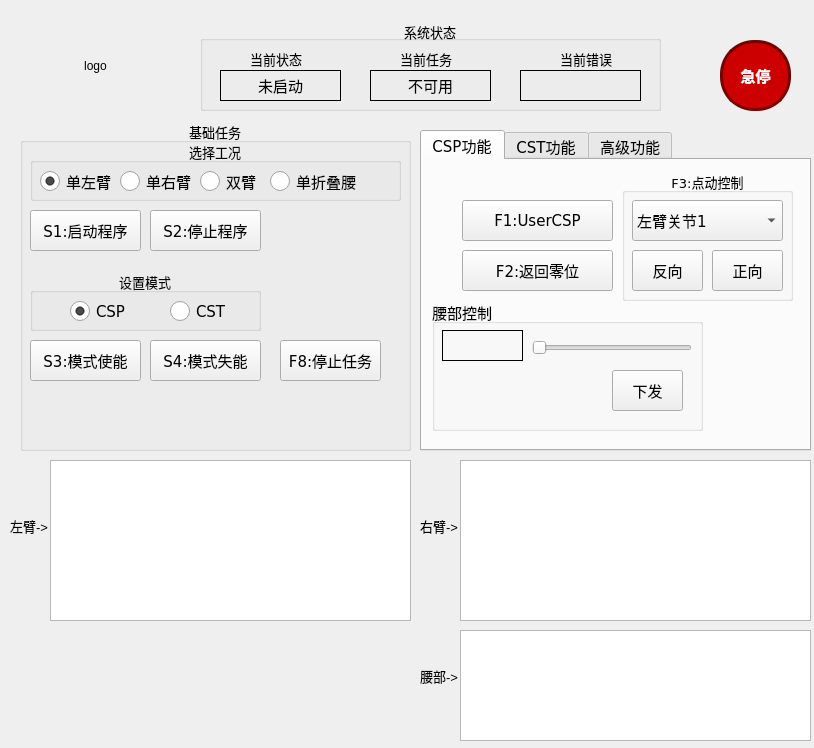
The window that demo/mainwindow.ui (NANDKLFSAJDKJHAjkhdsakxz1312/toolkit) describes before a commit, drawn with Qt 5.
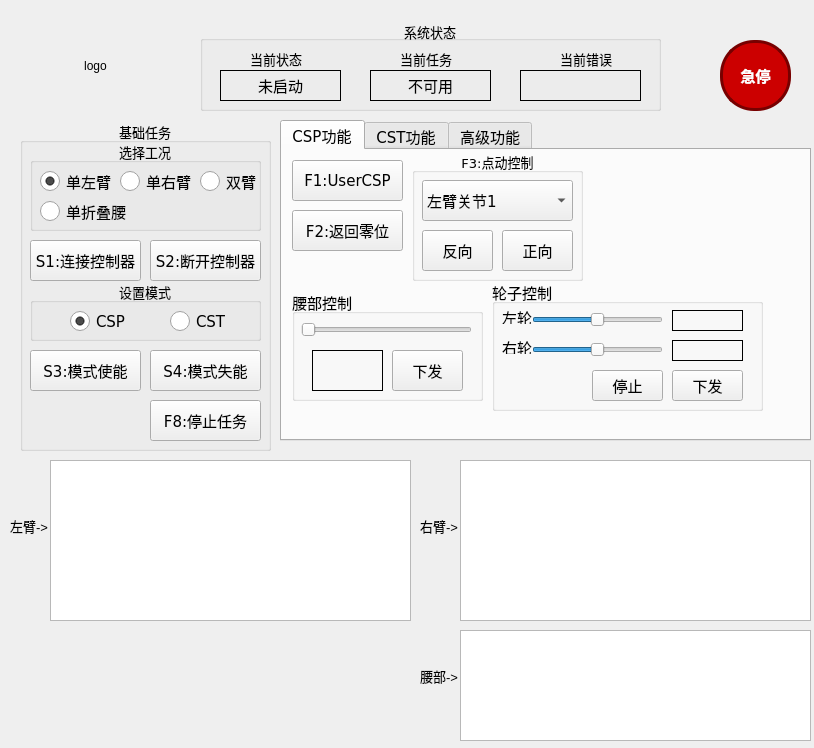
The same window after the commit.

Commit message: v4.2.306,轮子控制

The edit to the form file:
```diff
--- a/demo/mainwindow.ui
+++ b/demo/mainwindow.ui
@@ -17,9 +17,9 @@
    <widget class="QTabWidget" name="tabWidget">
     <property name="geometry">
      <rect>
-      <x>420</x>
-      <y>130</y>
-      <width>391</width>
+      <x>280</x>
+      <y>120</y>
+      <width>531</width>
       <height>321</height>
      </rect>
     </property>
@@ -47,8 +47,8 @@
      <widget class="QGroupBox" name="groupBox_3">
       <property name="geometry">
        <rect>
-        <x>200</x>
-        <y>10</y>
+        <x>130</x>
+        <y>0</y>
         <width>171</width>
         <height>131</height>
        </rect>
@@ -224,9 +224,9 @@
      <widget class="QPushButton" name="btn_f1">
       <property name="geometry">
        <rect>
-        <x>40</x>
-        <y>40</y>
-        <width>151</width>
+        <x>10</x>
+        <y>10</y>
+        <width>111</width>
         <height>41</height>
        </rect>
       </property>
@@ -242,9 +242,9 @@
      <widget class="QPushButton" name="btn_f2">
       <property name="geometry">
        <rect>
-        <x>40</x>
-        <y>90</y>
-        <width>151</width>
+        <x>10</x>
+        <y>60</y>
+        <width>111</width>
         <height>41</height>
        </rect>
       </property>
@@ -265,8 +265,8 @@
        <rect>
         <x>10</x>
         <y>140</y>
-        <width>271</width>
-        <height>131</height>
+        <width>191</width>
+        <height>111</height>
        </rect>
       </property>
       <property name="title">
@@ -275,10 +275,10 @@
       <widget class="QSlider" name="waist_target_slider">
        <property name="geometry">
         <rect>
-         <x>100</x>
-         <y>40</y>
-         <width>160</width>
-         <height>16</height>
+         <x>9</x>
+         <y>30</y>
+         <width>171</width>
+         <height>20</height>
         </rect>
        </property>
        <property name="minimum">
@@ -294,10 +294,10 @@
       <widget class="QLabel" name="waist_target_show">
        <property name="geometry">
         <rect>
-         <x>10</x>
-         <y>30</y>
-         <width>81</width>
-         <height>31</height>
+         <x>20</x>
+         <y>60</y>
+         <width>71</width>
+         <height>41</height>
         </rect>
        </property>
        <property name="font">
@@ -321,8 +321,8 @@
       <widget class="QPushButton" name="btn_send_waist_target">
        <property name="geometry">
         <rect>
-         <x>180</x>
-         <y>70</y>
+         <x>100</x>
+         <y>60</y>
          <width>71</width>
          <height>41</height>
         </rect>
@@ -337,6 +337,179 @@
        </property>
       </widget>
      </widget>
+     <widget class="QGroupBox" name="groupBox_7">
+      <property name="geometry">
+       <rect>
+        <x>210</x>
+        <y>130</y>
+        <width>271</width>
+        <height>131</height>
+       </rect>
+      </property>
+      <property name="title">
+       <string>轮子控制</string>
+      </property>
+      <widget class="QPushButton" name="btn_send_wheel_target">
+       <property name="geometry">
+        <rect>
+         <x>180</x>
+         <y>90</y>
+         <width>71</width>
+         <height>31</height>
+        </rect>
+       </property>
+       <property name="font">
+        <font>
+         <pointsize>11</pointsize>
+        </font>
+       </property>
+       <property name="text">
+        <string>下发</string>
+       </property>
+      </widget>
+      <widget class="QSlider" name="left_wheel_target_slider">
+       <property name="geometry">
+        <rect>
+         <x>40</x>
+         <y>30</y>
+         <width>131</width>
+         <height>20</height>
+        </rect>
+       </property>
+       <property name="minimum">
+        <number>-300</number>
+       </property>
+       <property name="maximum">
+        <number>300</number>
+       </property>
+       <property name="value">
+        <number>0</number>
+       </property>
+       <property name="orientation">
+        <enum>Qt::Horizontal</enum>
+       </property>
+      </widget>
+      <widget class="QLabel" name="left_wheel_target_show">
+       <property name="geometry">
+        <rect>
+         <x>180</x>
+         <y>30</y>
+         <width>71</width>
+         <height>21</height>
+        </rect>
+       </property>
+       <property name="font">
+        <font>
+         <family>DejaVu Sans</family>
+         <pointsize>11</pointsize>
+         <weight>50</weight>
+         <bold>false</bold>
+        </font>
+       </property>
+       <property name="frameShape">
+        <enum>QFrame::Box</enum>
+       </property>
+       <property name="text">
+        <string/>
+       </property>
+       <property name="alignment">
+        <set>Qt::AlignCenter</set>
+       </property>
+      </widget>
+      <widget class="QLabel" name="label_5">
+       <property name="geometry">
+        <rect>
+         <x>10</x>
+         <y>30</y>
+         <width>49</width>
+         <height>14</height>
+        </rect>
+       </property>
+       <property name="text">
+        <string>左轮</string>
+       </property>
+      </widget>
+      <widget class="QLabel" name="label_6">
+       <property name="geometry">
+        <rect>
+         <x>10</x>
+         <y>60</y>
+         <width>49</width>
+         <height>14</height>
+        </rect>
+       </property>
+       <property name="text">
+        <string>右轮</string>
+       </property>
+      </widget>
+      <widget class="QSlider" name="right_wheel_target_slider">
+       <property name="geometry">
+        <rect>
+         <x>40</x>
+         <y>60</y>
+         <width>131</width>
+         <height>20</height>
+        </rect>
+       </property>
+       <property name="minimum">
+        <number>-300</number>
+       </property>
+       <property name="maximum">
+        <number>300</number>
+       </property>
+       <property name="value">
+        <number>0</number>
+       </property>
+       <property name="orientation">
+        <enum>Qt::Horizontal</enum>
+       </property>
+      </widget>
+      <widget class="QLabel" name="right_wheel_target_show">
+       <property name="geometry">
+        <rect>
+         <x>180</x>
+         <y>60</y>
+         <width>71</width>
+         <height>21</height>
+        </rect>
+       </property>
+       <property name="font">
+        <font>
+         <family>DejaVu Sans</family>
+         <pointsize>11</pointsize>
+         <weight>50</weight>
+         <bold>false</bold>
+        </font>
+       </property>
+       <property name="frameShape">
+        <enum>QFrame::Box</enum>
+       </property>
+       <property name="text">
+        <string/>
+       </property>
+       <property name="alignment">
+        <set>Qt::AlignCenter</set>
+       </property>
+      </widget>
+      <widget class="QPushButton" name="btn_stop_wheel">
+       <property name="geometry">
+        <rect>
+         <x>100</x>
+         <y>90</y>
+         <width>71</width>
+         <height>31</height>
+        </rect>
+       </property>
+       <property name="font">
+        <font>
+         <pointsize>11</pointsize>
+        </font>
+       </property>
+       <property name="text">
+        <string>停止</string>
+       </property>
+      </widget>
+     </widget>
     </widget>
     <widget class="QWidget" name="tab">
      <attribute name="title">
@@ -583,7 +756,7 @@
      <rect>
       <x>20</x>
       <y>120</y>
-      <width>391</width>
+      <width>251</width>
       <height>331</height>
      </rect>
     </property>
@@ -605,7 +778,7 @@
      <property name="geometry">
       <rect>
        <x>130</x>
-       <y>90</y>
+       <y>120</y>
        <width>111</width>
        <height>41</height>
       </rect>
@@ -619,14 +792,14 @@
       </font>
      </property>
      <property name="text">
-      <string>S2:停止程序</string>
+      <string>S2:断开控制器</string>
      </property>
     </widget>
     <widget class="QGroupBox" name="groupBox_5">
      <property name="geometry">
       <rect>
        <x>10</x>
-       <y>150</y>
+       <y>160</y>
        <width>231</width>
        <height>61</height>
       </rect>
@@ -701,7 +874,7 @@
      <property name="geometry">
       <rect>
        <x>10</x>
-       <y>220</y>
+       <y>230</y>
        <width>111</width>
        <height>41</height>
       </rect>
@@ -722,7 +895,7 @@
      <property name="geometry">
       <rect>
        <x>130</x>
-       <y>220</y>
+       <y>230</y>
        <width>111</width>
        <height>41</height>
       </rect>
@@ -743,7 +916,7 @@
      <property name="geometry">
       <rect>
        <x>10</x>
-       <y>90</y>
+       <y>120</y>
        <width>111</width>
        <height>41</height>
       </rect>
@@ -757,7 +930,7 @@
       </font>
      </property>
      <property name="text">
-      <string>S1:启动程序</string>
+      <string>S1:连接控制器</string>
      </property>
     </widget>
     <widget class="QGroupBox" name="groupBox_10">
@@ -765,8 +938,8 @@
       <rect>
        <x>10</x>
        <y>20</y>
-       <width>371</width>
-       <height>61</height>
+       <width>231</width>
+       <height>91</height>
       </rect>
      </property>
      <property name="font">
@@ -861,8 +1034,8 @@
      <widget class="QRadioButton" name="btn_waist_only">
       <property name="geometry">
        <rect>
-        <x>240</x>
-        <y>30</y>
+        <x>10</x>
+        <y>60</y>
         <width>91</width>
         <height>23</height>
        </rect>
@@ -886,9 +1059,9 @@
     <widget class="QPushButton" name="btn_f8">
      <property name="geometry">
       <rect>
-       <x>260</x>
-       <y>220</y>
-       <width>101</width>
+       <x>130</x>
+       <y>280</y>
+       <width>111</width>
        <height>41</height>
       </rect>
      </property>
```
The commit also changes 2 other files.
